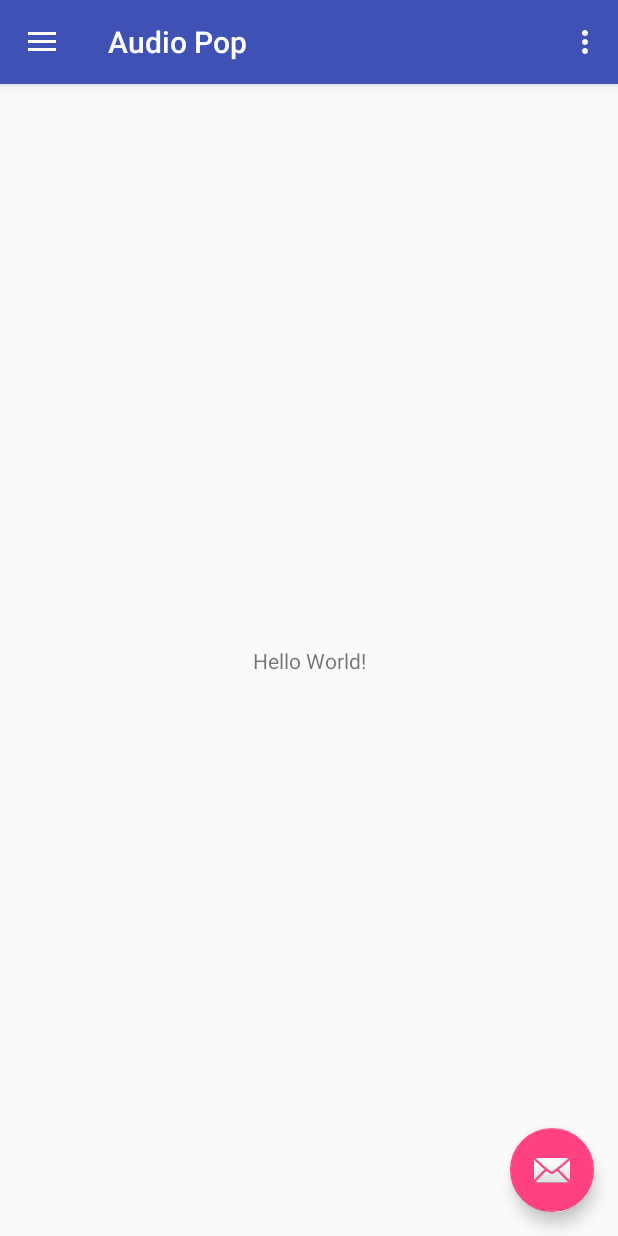
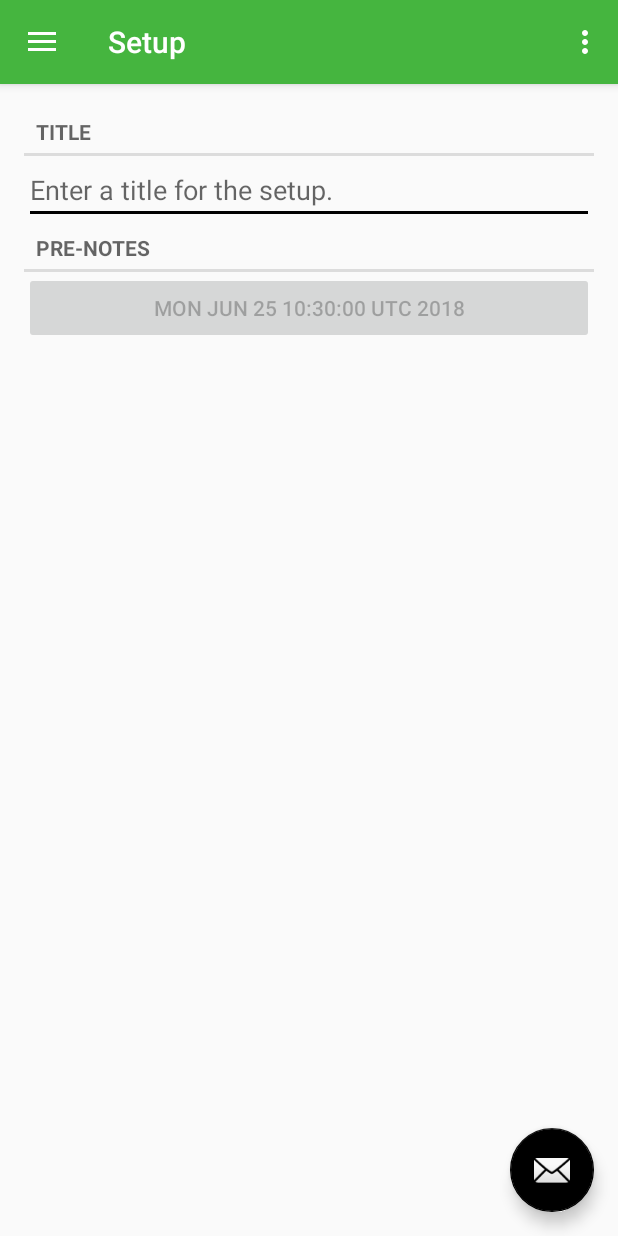
Before and after one commit to Dloko505/AudioPop, an Android app: the screen it shows after launch (MainActivity), on a phone screen of 412 x 824 dp. Run offline under Robolectric (Android 15) with nearby library versions, the light colour scheme and no system bars.

Commit message:
Added Setup page and some first choices for test.

```diff
--- a/app/src/main/java/com/adulgr/audio/audiopop/MainActivity.java
+++ b/app/src/main/java/com/adulgr/audio/audiopop/MainActivity.java
@@ -3,6 +3,9 @@ package com.adulgr.audio.audiopop;
 import android.os.Bundle;
 import android.support.design.widget.FloatingActionButton;
 import android.support.design.widget.Snackbar;
+import android.support.v4.app.Fragment;
+import android.support.v4.app.FragmentManager;
+import android.support.v4.app.FragmentTransaction;
 import android.view.View;
 import android.support.design.widget.NavigationView;
 import android.support.v4.view.GravityCompat;
@@ -40,6 +43,9 @@ public class MainActivity extends AppCompatActivity
 
     NavigationView navigationView = (NavigationView) findViewById(R.id.nav_view);
     navigationView.setNavigationItemSelectedListener(this);
+
+    displaySelectedScreen(R.id.nav_setup);
+
   }
 
   @Override
@@ -74,28 +80,59 @@ public class MainActivity extends AppCompatActivity
     return super.onOptionsItemSelected(item);
   }
 
-  @SuppressWarnings("StatementWithEmptyBody")
-  @Override
-  public boolean onNavigationItemSelected(MenuItem item) {
-    // Handle navigation view item clicks here.
-    int id = item.getItemId();
+  private void displaySelectedScreen(int itemId) {
+    // Create fragment object
+    Fragment fragment = null;
 
-    if (id == R.id.nav_camera) {
-      // Handle the camera action
-    } else if (id == R.id.nav_gallery) {
+    // Initialize the fragment object which is selected
+    switch (itemId) {
+      case R.id.nav_setup:
+        fragment = new SetupFragment();
+        break;
+      case R.id.nav_test:
+        fragment = new TestFragment();
+        break;
 
-    } else if (id == R.id.nav_slideshow) {
+    }
 
-    } else if (id == R.id.nav_manage) {
-
-    } else if (id == R.id.nav_share) {
-
-    } else if (id == R.id.nav_send) {
-
+    // Replace the fragment
+    if (fragment != null) {
+      FragmentTransaction ft = getSupportFragmentManager().beginTransaction();
+      ft.replace(R.id.main_container, fragment);
+      ft.commit();
     }
 
     DrawerLayout drawer = (DrawerLayout) findViewById(R.id.drawer_layout);
     drawer.closeDrawer(GravityCompat.START);
+  }
+
+  @SuppressWarnings("StatementWithEmptyBody")
+  @Override
+  public boolean onNavigationItemSelected(MenuItem item) {
+    // Call the method displaySelectedScreen and pass the id of selected window.
+    displaySelectedScreen(item.getItemId());
+    //make this method blank
     return true;
+//    int id = item.getItemId();
+//
+//    if (id == R.id.nav_setup) {
+//      FragmentManager fragmentManager = getSupportFragmentManager();
+//      fragmentManager.beginTransaction().replace(R.id.main_container, new SetupFragment()).commit();
+//    } else if (id == R.id.nav_gear) {
+//
+//    } else if (id == R.id.nav_test) {
+//      FragmentManager fragmentManager = getSupportFragmentManager();
+//      fragmentManager.beginTransaction().replace(R.id.main_container, new TestFragment()).commit();
+//
+//    } else if (id == R.id.nav_manage) {
+//
+//    } else if (id == R.id.nav_share) {
+//
+//    } else if (id == R.id.nav_send) {
+//
+//    }
+//
+//    DrawerLayout drawer = (DrawerLayout) findViewById(R.id.drawer_layout);
+//    drawer.closeDrawer(GravityCompat.START);
   }
 }
--- /dev/null
+++ b/app/src/main/java/com/adulgr/audio/audiopop/Setup.java
@@ -0,0 +1,40 @@
+package com.adulgr.audio.audiopop;
+
+import java.util.Date;
+import java.util.UUID;
+
+public class Setup {
+
+  private UUID mId;
+  private String mTitle;
+  private Date mDate;
+
+  public Setup() {
+    mId = UUID.randomUUID();
+    mDate = new Date();
+  }
+
+  public UUID getId() {
+    return mId;
+  }
+
+  public void setId(UUID id) {
+    mId = id;
+  }
+
+  public String getTitle() {
+    return mTitle;
+  }
+
+  public void setTitle(String title) {
+    mTitle = title;
+  }
+
+  public Date getDate() {
+    return mDate;
+  }
+
+  public void setDate(Date date) {
+    mDate = date;
+  }
+}
--- /dev/null
+++ b/app/src/main/java/com/adulgr/audio/audiopop/SetupFragment.java
@@ -0,0 +1,64 @@
+package com.adulgr.audio.audiopop;
+
+import android.os.Bundle;
+import android.support.v4.app.Fragment;
+import android.text.Editable;
+import android.text.TextWatcher;
+import android.view.LayoutInflater;
+import android.view.View;
+import android.view.ViewGroup;
+import android.widget.Button;
+import android.widget.EditText;
+
+public class SetupFragment extends Fragment {
+  private Setup mSetup;
+  private EditText mTitleField;
+  private Button mDateButton;
+
+  @Override
+  public void onCreate(Bundle savedInstanceState) {
+    super.onCreate(savedInstanceState);
+    mSetup = new Setup();
+  }
+  @Override
+  public void onViewCreated(View view, Bundle savedInstanceState) {
+    super.onViewCreated(view, savedInstanceState);
+    //you can set the title for your toolbar here for different fragments different titles
+    getActivity().setTitle("Setup");
+  }
+
+  public SetupFragment() {
+    // Left blank intentionally
+  }
+
+  @Override
+  public View onCreateView(LayoutInflater inflater, ViewGroup container,
+       Bundle savedInstanceState) {
+    View v = inflater.inflate(R.layout.setup_fragment, container, false);
+
+    mTitleField = (EditText) v.findViewById(R.id.setup_title);
+    mTitleField.addTextChangedListener(new TextWatcher() {
+      @Override
+      public void beforeTextChanged(CharSequence s, int start, int count, int after) {
+        // This space has been left blank intentionally.
+      }
+
+      @Override
+      public void onTextChanged(CharSequence s, int start, int before, int count) {
+       mSetup.setTitle(s.toString());
+      }
+
+      @Override
+      public void afterTextChanged(Editable s) {
+        // This is another space left intentionally blank.
+      }
+    });
+
+    mDateButton = (Button) v.findViewById(R.id.setup_date);
+    mDateButton.setText(mSetup.getDate().toString());
+    mDateButton.setEnabled(false);
+
+    return v;
+  }
+
+}
--- a/app/src/main/res/layout/content_main.xml
+++ b/app/src/main/res/layout/content_main.xml
@@ -3,19 +3,11 @@
   xmlns:android="http://schemas.android.com/apk/res/android"
   xmlns:app="http://schemas.android.com/apk/res-auto"
   xmlns:tools="http://schemas.android.com/tools"
+  android:id="@+id/main_container"
   android:layout_width="match_parent"
   android:layout_height="match_parent"
   app:layout_behavior="@string/appbar_scrolling_view_behavior"
   tools:context="com.adulgr.audio.audiopop.MainActivity"
   tools:showIn="@layout/app_bar_main">
 
-  <TextView
-    android:layout_width="wrap_content"
-    android:layout_height="wrap_content"
-    android:text="Hello World!"
-    app:layout_constraintBottom_toBottomOf="parent"
-    app:layout_constraintLeft_toLeftOf="parent"
-    app:layout_constraintRight_toRightOf="parent"
-    app:layout_constraintTop_toTopOf="parent"/>
-
 </android.support.constraint.ConstraintLayout>
--- a/app/src/main/res/layout/nav_header_main.xml
+++ b/app/src/main/res/layout/nav_header_main.xml
@@ -11,7 +11,7 @@
   android:background="@drawable/side_nav_bar"
   android:gravity="bottom"
   android:orientation="vertical"
-  android:theme="@style/ThemeOverlay.AppCompat.Dark">
+  >
 
   <ImageView
     android:id="@+id/imageView"
--- /dev/null
+++ b/app/src/main/res/layout/setup_fragment.xml
@@ -0,0 +1,26 @@
+<LinearLayout xmlns:android="http://schemas.android.com/apk/res/android"
+  android:layout_width="match_parent"
+  android:layout_height="match_parent"
+  android:layout_margin="16dp"
+  android:orientation="vertical">
+  <TextView
+    style="?android:listSeparatorTextViewStyle"
+    android:layout_width="match_parent"
+    android:layout_height="wrap_content"
+    android:text="@string/setup_title_label"/>
+  <EditText
+    android:id="@+id/setup_title"
+    android:layout_width="match_parent"
+    android:layout_height="wrap_content"
+    android:hint="@string/setup_title_hint"/>
+  <TextView
+    style="?android:listSeparatorTextViewStyle"
+    android:layout_width="match_parent"
+    android:layout_height="wrap_content"
+    android:text="@string/setup_notes_label"/>
+  <Button
+    android:id="@+id/setup_date"
+    android:layout_width="match_parent"
+    android:layout_height="wrap_content"/>
+
+</LinearLayout>
--- a/app/src/main/res/menu/activity_main_drawer.xml
+++ b/app/src/main/res/menu/activity_main_drawer.xml
@@ -5,17 +5,17 @@
 
   <group android:checkableBehavior="single">
     <item
-      android:id="@+id/nav_camera"
+      android:id="@+id/nav_setup"
       android:icon="@drawable/ic_menu_camera"
-      android:title="Import"/>
+      android:title="Setup"/>
     <item
-      android:id="@+id/nav_gallery"
+      android:id="@+id/nav_gear"
       android:icon="@drawable/ic_menu_gallery"
-      android:title="Gallery"/>
+      android:title="Gear"/>
     <item
-      android:id="@+id/nav_slideshow"
+      android:id="@+id/nav_test"
       android:icon="@drawable/ic_menu_slideshow"
-      android:title="Slideshow"/>
+      android:title="Test"/>
     <item
       android:id="@+id/nav_manage"
       android:icon="@drawable/ic_menu_manage"
--- a/app/src/main/res/values/colors.xml
+++ b/app/src/main/res/values/colors.xml
@@ -1,6 +1,6 @@
 <?xml version="1.0" encoding="utf-8"?>
 <resources>
-  <color name="colorPrimary">#3F51B5</color>
-  <color name="colorPrimaryDark">#303F9F</color>
-  <color name="colorAccent">#FF4081</color>
+  <color name="colorPrimary">#45b53f</color>
+  <color name="colorPrimaryDark">#266423</color>
+  <color name="colorAccent">#000000</color>
 </resources>
--- a/app/src/main/res/values/strings.xml
+++ b/app/src/main/res/values/strings.xml
@@ -3,6 +3,14 @@
 
   <string name="navigation_drawer_open">Open navigation drawer</string>
   <string name="navigation_drawer_close">Close navigation drawer</string>
-
+  <string name="setup_title">Setup</string>
+  <string name="setup_title_hint">Enter a title for the setup.</string>
+  <string name="setup_title_label">Title</string>
+  <string name="setup_notes_label">Pre-Notes</string>
+  <string name="test_title">Test</string>
+  <string-array name="test_array">
+    <item>Mono</item>
+    <item>Stereo</item>
+  </string-array>
   <string name="action_settings">Settings</string>
 </resources>
```
Also changed, not shown: app/src/main/java/com/adulgr/audio/audiopop/TestFragment.java (added, +46 -0 lines), app/src/main/res/drawable/ic_phonelink_setup_black_24dp.xml (added, +9 -0 lines), app/src/main/res/layout/test_fragment.xml (added, +22 -0 lines), 1 other file.
